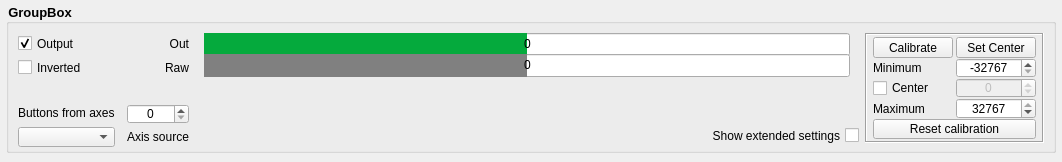
Qt form src/widgets/axes/axes.ui (invictuscockpits/HOTASConfigurator) before a commit.
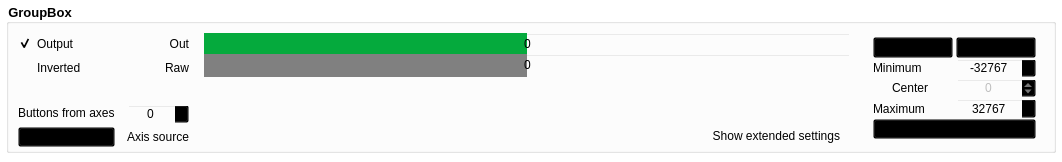
The same form after that commit. Custom widgets are drawn as their Qt base class.

```diff
--- a/src/widgets/axes/axes.ui
+++ b/src/widgets/axes/axes.ui
@@ -16,6 +16,9 @@
   <property name="windowTitle">
    <string>Form</string>
   </property>
+  <property name="styleSheet">
+   <string notr="true">background: transparent</string>
+  </property>
   <layout class="QVBoxLayout" name="layoutV_Axes">
    <property name="spacing">
     <number>6</number>
```
